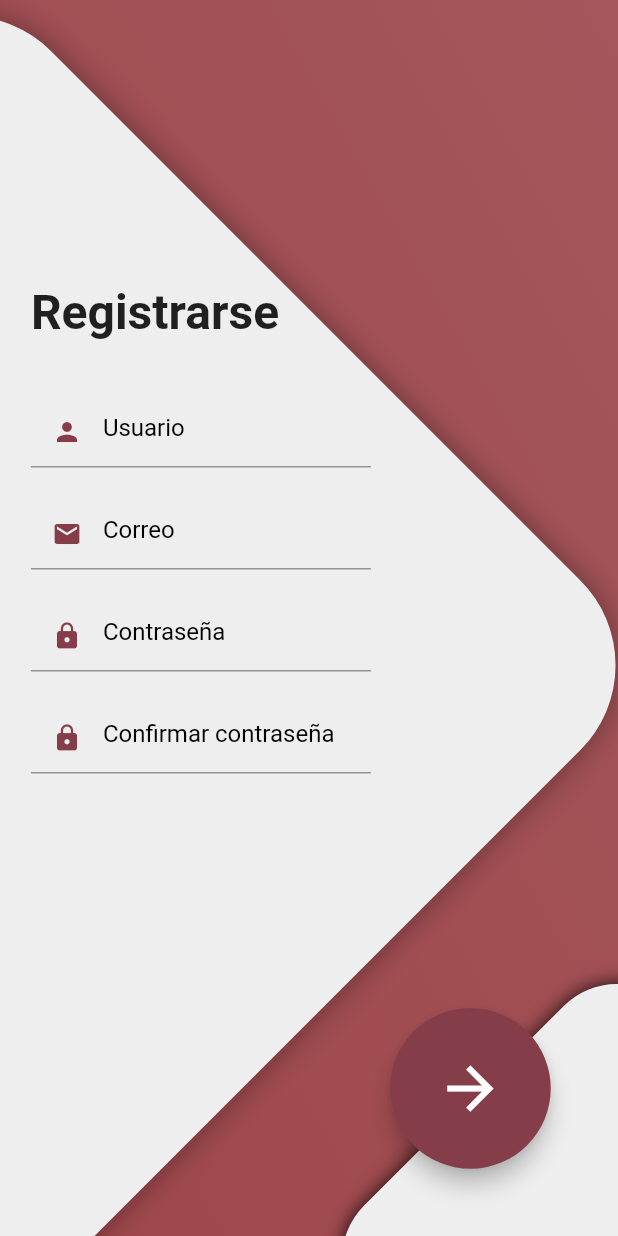
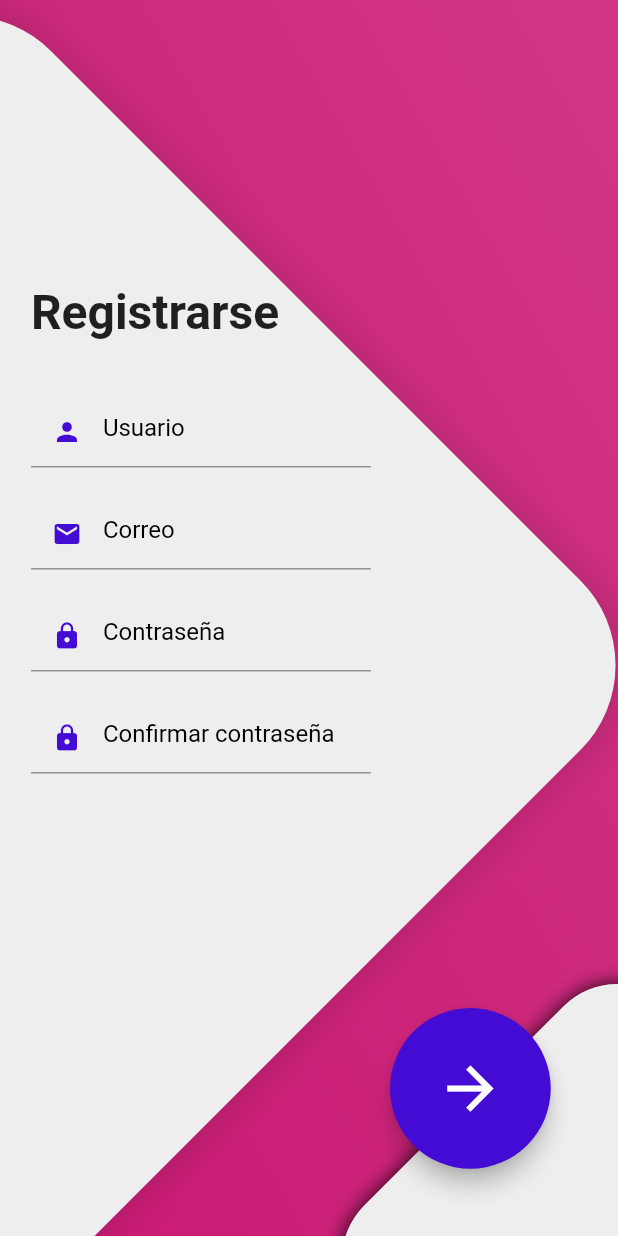
Before and after one commit to Ricardope3/MasNotas, a Flutter app: the Register screen opened directly, on a phone screen of 412 x 824 dp. Run offline on Flutter 3.47's test engine with Material 2 defaults, Android fonts, the phone set to English and light mode, and no system bars; our stand-ins replace bloc, equatable, flutter_bloc, loading_indicator; network calls fail.

Commit message:
actualizar repositorios

```diff
--- a/lib/Authentication/authenticate_event.dart
+++ b/lib/Authentication/authenticate_event.dart
@@ -17,3 +17,12 @@ class OnRegister extends AuthenticateEvent {
   @override
   List<Object> get props => [user];
 }
+class OnLogin extends AuthenticateEvent {
+
+  final User user;
+  OnLogin({
+    @required this.user,
+  });
+  @override
+  List<Object> get props => [user];
+}
--- a/lib/Authentication/authenticate_state.dart
+++ b/lib/Authentication/authenticate_state.dart
@@ -12,7 +12,7 @@ class AuthenticateInitial extends AuthenticateState {
   List<Object> get props => [];
 }
 
-class Registering extends AuthenticateState {
+class Authenticating extends AuthenticateState {
   @override
   List<Object> get props => [];
 }
@@ -26,9 +26,9 @@ class Authenticated extends AuthenticateState {
   List<Object> get props => [user];
 }
 
-class RegisterError extends AuthenticateState {
+class AuthenticateError extends AuthenticateState {
   final String message;
-  RegisterError({
+  AuthenticateError({
     @required this.message,
   });
   @override
--- a/lib/models/user.dart
+++ b/lib/models/user.dart
@@ -2,23 +2,13 @@ import 'package:equatable/equatable.dart';
 import 'package:flutter/material.dart';
 
 class User extends Equatable {
-  final String name,
-      lastname,
-      email,
-      language,
-      gender,
-      password;
-
+  final String name, email, password;
 
   User({
     @required this.email,
-    @required this.gender,
-    @required this.language,
-    @required this.lastname,
-    @required this.name,
+    this.name,
     @required this.password,
   });
   @override
-  List<Object> get props =>
-      [name, lastname, email, language, gender, password];
+  List<Object> get props => [name, email, password];
 }
--- a/lib/screens/authenticate.dart
+++ b/lib/screens/authenticate.dart
@@ -25,10 +25,10 @@ class Authenticate extends StatelessWidget {
         gradient: LinearGradient(
           colors: [
             hint,
-            hint.withAlpha(150),
+            primary,
           ],
           begin: Alignment.bottomLeft,
-          end: Alignment(6, 0.2),
+          end: Alignment(6,-1),
         ),
       ),
       child: Stack(
--- a/lib/screens/register.dart
+++ b/lib/screens/register.dart
@@ -17,23 +17,34 @@ class Register extends StatelessWidget {
     height = MediaQuery.of(context).size.height;
     width = MediaQuery.of(context).size.width;
     registerBloc = BlocProvider.of<AuthenticateBloc>(context);
-    return BlocBuilder<AuthenticateBloc, AuthenticateState>(
+    return Scaffold(
+      body: BlocListener<AuthenticateBloc, AuthenticateState>(
+        listener: (context, state) {
+          if (state is AuthenticateError) {
+            final snackBar = SnackBar(content: Text('Error en el registro'));
+            Scaffold.of(context).showSnackBar(snackBar);
+          }
+        },
+        child: BlocBuilder<AuthenticateBloc, AuthenticateState>(
           builder: (context, state) {
             if (state is AuthenticateInitial) {
               return buildRegisterWidget(context);
-        } else if (state is Registering) {
+            } else if (state is Authenticating) {
               return buildRegisteringWidget(context);
             } else if (state is Authenticated) {
               return buildRegisteredWidget();
             }
-        return Center(
-          child: Text("Algo salio mal lmao"),
-        );
+            return buildRegisterWidget(context);
           },
+        ),
+      ),
     );
   }
 
   Scaffold buildRegisterWidget(BuildContext context) {
+    String _email = "";
+    String _name = "";
+    String _password = "";
     return Scaffold(
       backgroundColor: accent,
       body: SingleChildScrollView(
@@ -45,11 +56,11 @@ class Register extends StatelessWidget {
               decoration: BoxDecoration(
                 gradient: LinearGradient(
                   colors: [
-                    light.withAlpha(150),
-                    Colors.white60,
+                    light.withAlpha(200),
+                    Colors.white,
                   ],
                   begin: Alignment.bottomLeft,
-                  end: Alignment(20,-5),
+                  end: Alignment(20, -5),
                 ),
               ),
             ),
@@ -63,7 +74,8 @@ class Register extends StatelessWidget {
                   boxShadow: [
                     BoxShadow(
                       blurRadius: 10,
-                      color: Colors.black38,
+                      spreadRadius: 5,
+                      color: Colors.black.withOpacity(0.10),
                     ),
                   ],
                 ),
@@ -121,6 +133,10 @@ class Register extends StatelessWidget {
                   child: Column(
                     children: <Widget>[
                       TextFormField(
+                        onChanged: (val){
+                          _name = val;
+                        },
+
                         decoration: InputDecoration(
                           prefixIcon: Icon(
                             Icons.person,
@@ -137,6 +153,9 @@ class Register extends StatelessWidget {
                         height: 20,
                       ),
                       TextFormField(
+                        onChanged: (val){
+                          _email = val;                        },
+
                         decoration: InputDecoration(
                           prefixIcon: Icon(
                             Icons.mail,
@@ -153,6 +172,10 @@ class Register extends StatelessWidget {
                         height: 20,
                       ),
                       TextFormField(
+                        onChanged: (val){
+                          _password = val;
+                        },
+
                         decoration: InputDecoration(
                           prefixIcon: Icon(
                             Icons.lock,
@@ -169,6 +192,8 @@ class Register extends StatelessWidget {
                         height: 20,
                       ),
                       TextFormField(
+                        onChanged: (val){},
+
                         decoration: InputDecoration(
                           prefixIcon: Icon(
                             Icons.lock,
@@ -199,12 +224,9 @@ class Register extends StatelessWidget {
               registerBloc.add(
                 OnRegister(
                   user: User(
-                    name: "Ricardo",
-                    email: "ricky.foals@gmail.com",
-                    gender: "Male",
-                    language: "es",
-                    lastname: "Espinoza",
-                    password: "123",
+                    name: _name,
+                    email: _email,
+                    password: _password,
                   ),
                 ),
               );
--- a/lib/util/theme.dart
+++ b/lib/util/theme.dart
@@ -1,12 +1,14 @@
 import 'package:flutter/material.dart';
 
-Color primary =  Color.fromARGB(255, 43, 47, 72);
-Color light =  Color.fromARGB(255, 215, 82, 76);
-Color hint = Color.fromARGB(255, 134, 61, 74);
-Color accent  = Color.fromARGB(255, 79, 55, 73);
+Color primary =  Color(0xFFe92efb);
+Color light =  Color(0xFFFF2079);
+Color hint = Color(0xFF440BD4);
+Color accent  = Color(0xFF04005E);
+Color bg = Color(0xFFF0DEF3);
 ThemeData theme = ThemeData(
   primaryColor:primary,
   primaryColorLight:light,
   hintColor: hint,
   accentColor: accent,
+  backgroundColor: bg,
 );
--- a/pubspec.yaml
+++ b/pubspec.yaml
@@ -19,6 +19,7 @@ environment:
 dependencies:
   flutter:
     sdk: flutter
+  http: ^0.12.0+4
 
   # The following adds the Cupertino Icons font to your application.
   # Use with the CupertinoIcons class for iOS style icons.
```
Also changed, not shown: lib/Authentication/authenticate_bloc.dart (+14 -8 lines), lib/repositories/register_repository.dart (+30 -11 lines), lib/routes/navigator_bloc.dart (deleted, +0 -22 lines), lib/routes/navigator_event.dart (deleted, +0 -25 lines), lib/routes/navigator_state.dart (deleted, +0 -15 lines), lib/screens/home.dart (+6 -4 lines), lib/screens/login.dart (+35 -24 lines), lib/screens/note_gallery.dart (+5 -4 lines), pubspec.lock. Lines whose indentation alone changed are shown as unchanged.
